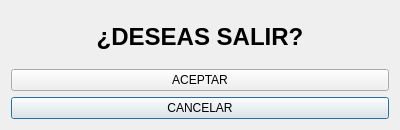
Above: ExitWindow.ui from braisd11/CarTeis before the change. Below: the same form after it.
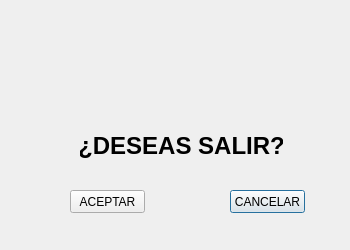
That is the form after the change. Icons and pictures are not drawn.

The edit to the form file:
```diff
--- a/ExitWindow.ui
+++ b/ExitWindow.ui
@@ -6,8 +6,8 @@
    <rect>
     <x>0</x>
     <y>0</y>
-    <width>400</width>
-    <height>130</height>
+    <width>350</width>
+    <height>250</height>
    </rect>
   </property>
   <property name="sizePolicy">
@@ -18,36 +18,83 @@
   </property>
   <property name="minimumSize">
    <size>
-    <width>400</width>
-    <height>130</height>
+    <width>350</width>
+    <height>250</height>
    </size>
   </property>
   <property name="maximumSize">
    <size>
-    <width>400</width>
-    <height>130</height>
+    <width>350</width>
+    <height>250</height>
    </size>
   </property>
   <property name="windowTitle">
    <string>Dialog</string>
   </property>
-  <layout class="QGridLayout" name="gridLayout">
-   <item row="2" column="0">
+  <property name="windowIcon">
+   <iconset>
+    <normalon>img/driver.ico</normalon>
+   </iconset>
+  </property>
     <widget class="QPushButton" name="btnSalirNo">
+   <property name="geometry">
+    <rect>
+     <x>230</x>
+     <y>190</y>
+     <width>75</width>
+     <height>23</height>
+    </rect>
+   </property>
+   <property name="sizePolicy">
+    <sizepolicy hsizetype="Fixed" vsizetype="Fixed">
+     <horstretch>0</horstretch>
+     <verstretch>0</verstretch>
+    </sizepolicy>
+   </property>
+   <property name="layoutDirection">
+    <enum>Qt::LeftToRight</enum>
+   </property>
      <property name="text">
       <string>CANCELAR</string>
      </property>
     </widget>
-   </item>
-   <item row="1" column="0">
     <widget class="QPushButton" name="btnSalirSi">
+   <property name="geometry">
+    <rect>
+     <x>70</x>
+     <y>190</y>
+     <width>75</width>
+     <height>23</height>
+    </rect>
+   </property>
+   <property name="sizePolicy">
+    <sizepolicy hsizetype="Fixed" vsizetype="Fixed">
+     <horstretch>0</horstretch>
+     <verstretch>0</verstretch>
+    </sizepolicy>
+   </property>
+   <property name="layoutDirection">
+    <enum>Qt::LeftToRight</enum>
+   </property>
      <property name="text">
       <string>ACEPTAR</string>
      </property>
     </widget>
-   </item>
-   <item row="0" column="0">
     <widget class="QLabel" name="lblSalir">
+   <property name="geometry">
+    <rect>
+     <x>80</x>
+     <y>130</y>
+     <width>203</width>
+     <height>31</height>
+    </rect>
+   </property>
+   <property name="sizePolicy">
+    <sizepolicy hsizetype="Fixed" vsizetype="Fixed">
+     <horstretch>0</horstretch>
+     <verstretch>0</verstretch>
+    </sizepolicy>
+   </property>
      <property name="font">
       <font>
        <pointsize>18</pointsize>
@@ -65,8 +112,34 @@
       <set>Qt::AlignCenter</set>
      </property>
     </widget>
-   </item>
-  </layout>
+  <widget class="QLabel" name="label">
+   <property name="geometry">
+    <rect>
+     <x>140</x>
+     <y>20</y>
+     <width>81</width>
+     <height>81</height>
+    </rect>
+   </property>
+   <property name="sizePolicy">
+    <sizepolicy hsizetype="Fixed" vsizetype="Fixed">
+     <horstretch>0</horstretch>
+     <verstretch>0</verstretch>
+    </sizepolicy>
+   </property>
+   <property name="layoutDirection">
+    <enum>Qt::LeftToRight</enum>
+   </property>
+   <property name="text">
+    <string/>
+   </property>
+   <property name="pixmap">
+    <pixmap>img/driver.ico</pixmap>
+   </property>
+   <property name="scaledContents">
+    <bool>true</bool>
+   </property>
+  </widget>
  </widget>
  <resources/>
  <connections/>
```
Lines whose indentation alone changed are shown as unchanged.
